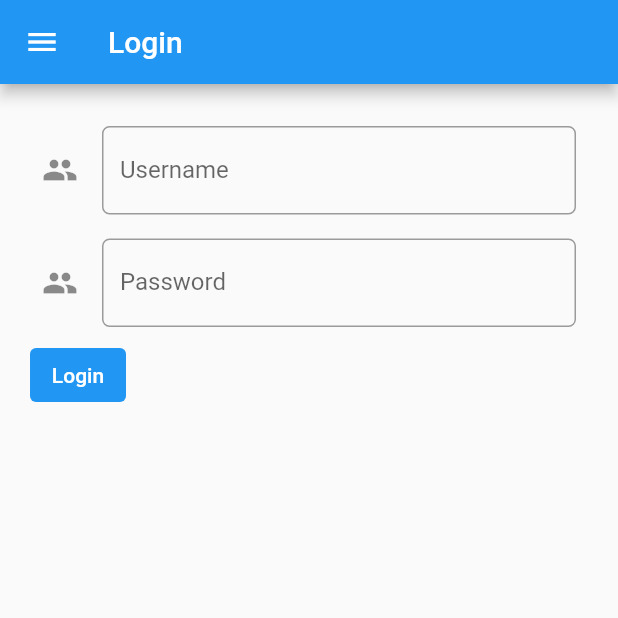
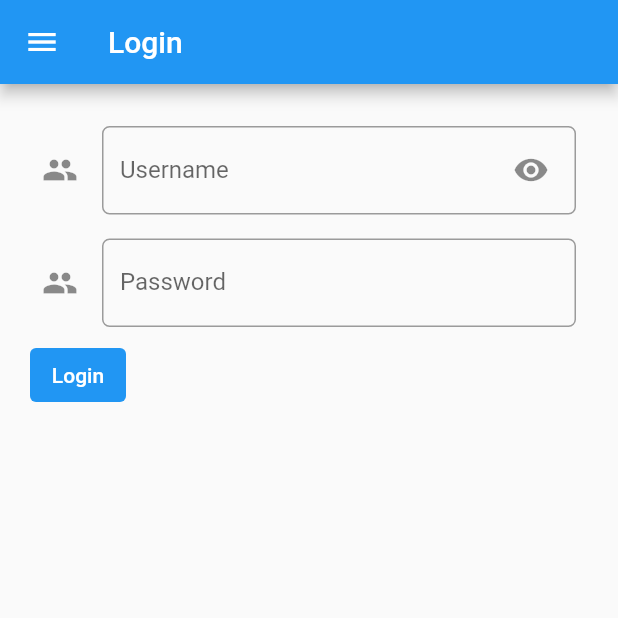
Before and after one commit to E-Waste-Bank/E-Waste-Bank-Mobile, a Flutter app: the LoginPage screen opened directly, on a phone screen of 412 x 824 dp, the top half of it. Run offline on Flutter 3.47's test engine with Material 2 defaults, Android fonts, the light colour scheme and no system bars; missing offline and left inert: pbp_django_auth.

Commit message:
Implement password visibility setting

```diff
--- a/lib/authentication/login_page.dart
+++ b/lib/authentication/login_page.dart
@@ -19,6 +19,13 @@ class _LoginPageState extends State<LoginPage> {
 
   String username = "";
   String password = "";
+  var _isObscured = true;
+
+  @override
+  void initState() {
+    super.initState();
+    _isObscured = true;
+  }
 
   @override
   Widget build(BuildContext context) {
@@ -67,8 +74,20 @@ class _LoginPageState extends State<LoginPage> {
                         hintText: "Username anda",
                         labelText: "Username",
                         icon: const Icon(Icons.people),
+                        suffixIcon: IconButton(
+                          padding: const EdgeInsetsDirectional.only(end: 12.0),
+                          icon: _isObscured
+                              ? const Icon(Icons.visibility)
+                              : const Icon(Icons.visibility_off),
+                          onPressed: () {
+                            setState(() {
+                              _isObscured = !_isObscured;
+                            });
+                          },
+                        ),
                         border: OutlineInputBorder(
                             borderRadius: BorderRadius.circular(5.0))),
+                    obscureText: _isObscured,
                     onChanged: (String? value) {
                       setState(() {
                         username = value!;
@@ -138,8 +157,11 @@ class _LoginPageState extends State<LoginPage> {
                                       onPressed: () {
                                         // pop untuk menutup dialog box
                                         Navigator.pop(context);
-                                        Navigator.pushReplacement(context,
-                MaterialPageRoute(builder: (context) => const MyHomePage()));
+                                        Navigator.pushReplacement(
+                                            context,
+                                            MaterialPageRoute(
+                                                builder: (context) =>
+                                                    const MyHomePage()));
                                       },
                                       child: const Text(
                                         'OK',
```
